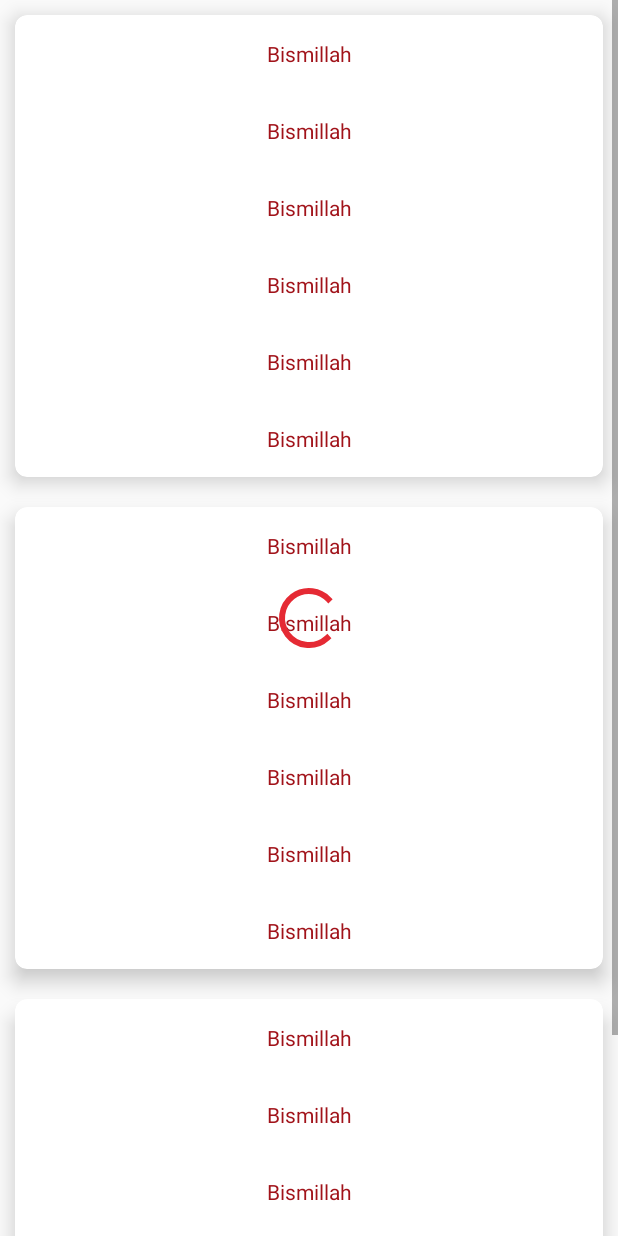
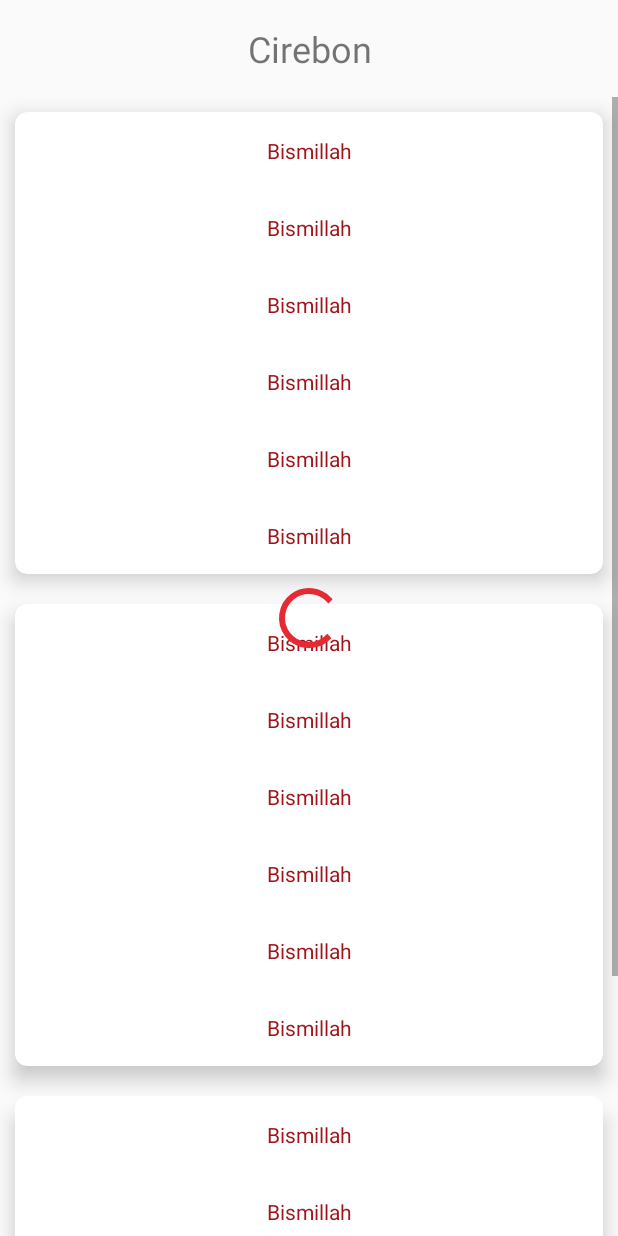
Before and after one commit to majalengkadev/Android-Fundamental, an Android app: the layout fragment_prayer_time.xml on its own in the app's theme, with its tools: preview values and no code run, on a phone screen of 412 x 824 dp. Run offline under Robolectric (Android 15) with nearby library versions, the phone set to English and light mode, and no system bars; network calls fail.

Commit message:
add title

```diff
--- a/app/src/main/java/id/majalengka/androidfundamental/network/Webservice.kt
+++ b/app/src/main/java/id/majalengka/androidfundamental/network/Webservice.kt
@@ -7,5 +7,8 @@ import retrofit2.http.Path
 interface Webservice {
 
     @GET("{location}/weekly.json")
-    suspend fun getPrayerTime(@Path("location") location: String ): ResultResponse
+    suspend fun getWeeklyPrayerTime(@Path("location") location: String ): ResultResponse
+
+    @GET("{location}.json")
+    suspend fun getTodayPrayerTime(@Path("location") location: String ): ResultResponse
 }
--- a/app/src/main/res/layout/fragment_prayer_time.xml
+++ b/app/src/main/res/layout/fragment_prayer_time.xml
@@ -3,12 +3,25 @@
     xmlns:tools="http://schemas.android.com/tools"
     xmlns:app="http://schemas.android.com/apk/res-auto">
 
-    <FrameLayout
+    <RelativeLayout
         android:layout_width="match_parent"
         android:layout_height="match_parent"
         tools:context=".ui.PrayerTimeFragment">
-
+        <LinearLayout
+            android:id="@+id/location_layout"
+            android:layout_width="match_parent"
+            android:layout_height="wrap_content"
+            android:orientation="vertical">
+            <TextView
+                android:textAlignment="center"
+                android:text="Cirebon"
+                android:textSize="24sp"
+                android:layout_margin="@dimen/margin_16"
+                android:layout_width="match_parent"
+                android:layout_height="wrap_content"/>
+        </LinearLayout>
         <androidx.recyclerview.widget.RecyclerView
+            android:layout_below="@id/location_layout"
             android:id="@+id/recyclerView"
             android:layout_width="match_parent"
             android:layout_height="wrap_content"
@@ -19,6 +32,7 @@
             />
 
         <ProgressBar
+            android:layout_centerInParent="true"
             android:id="@+id/progressBar"
             android:layout_width="wrap_content"
             android:layout_height="wrap_content"
@@ -26,5 +40,5 @@
             android:visibility="gone"
             tools:visibility="visible"/>
 
-    </FrameLayout>
+    </RelativeLayout>
 </layout>
```
Also changed, not shown: app/src/main/java/id/majalengka/androidfundamental/viewmodel/MainViewModel.kt (+9 -4 lines).
